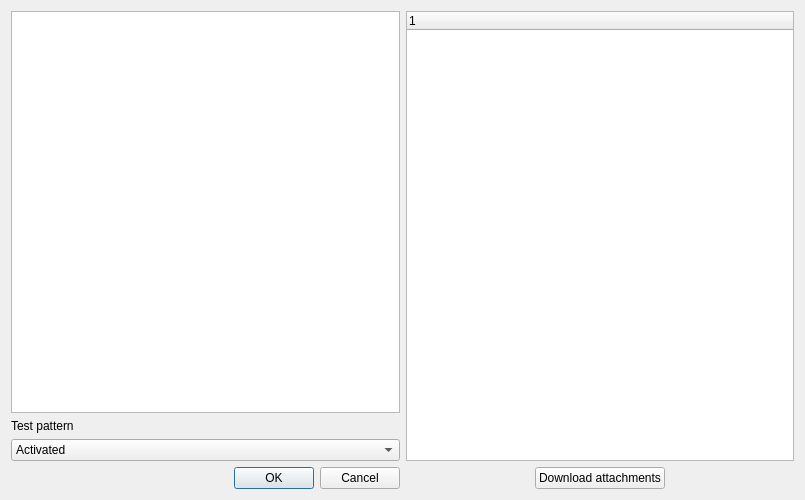
Above: OCPM/plugin_ocpm.ui from cinemaouvert/opp_plugins before the change. Below: the same form after it.
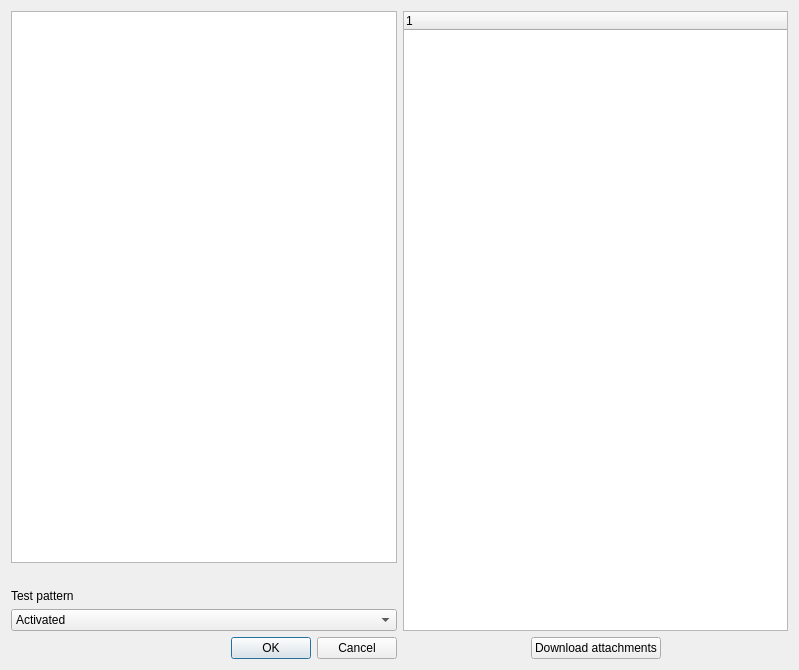
That is the form after the change. Icons and pictures are not drawn.

Commit message: Change size of window and correct check md5

What changed in the file:
```diff
--- a/OCPM/plugin_ocpm.ui
+++ b/OCPM/plugin_ocpm.ui
@@ -6,8 +6,8 @@
    <rect>
     <x>0</x>
     <y>0</y>
-    <width>805</width>
-    <height>500</height>
+    <width>799</width>
+    <height>670</height>
    </rect>
   </property>
   <property name="sizePolicy">
@@ -34,7 +34,18 @@
         <enum>QLayout::SetDefaultConstraint</enum>
        </property>
        <item>
-        <widget class="QTextEdit" name="textEdit_xml"/>
+        <widget class="QTextEdit" name="textEdit_xml">
+         <property name="enabled">
+          <bool>true</bool>
+         </property>
+        </widget>
+       </item>
+       <item>
+        <widget class="QLabel" name="label_md5">
+         <property name="text">
+          <string/>
+         </property>
+        </widget>
        </item>
        <item>
         <widget class="QLabel" name="label_testPattern">
```
The commit also changes 2 other files.
